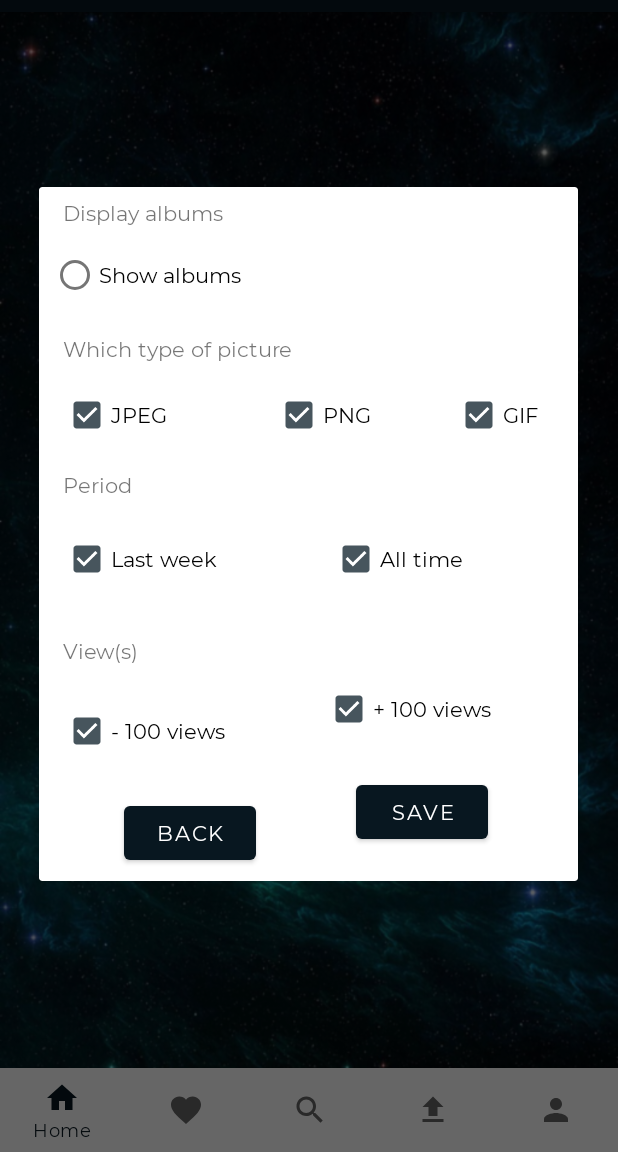
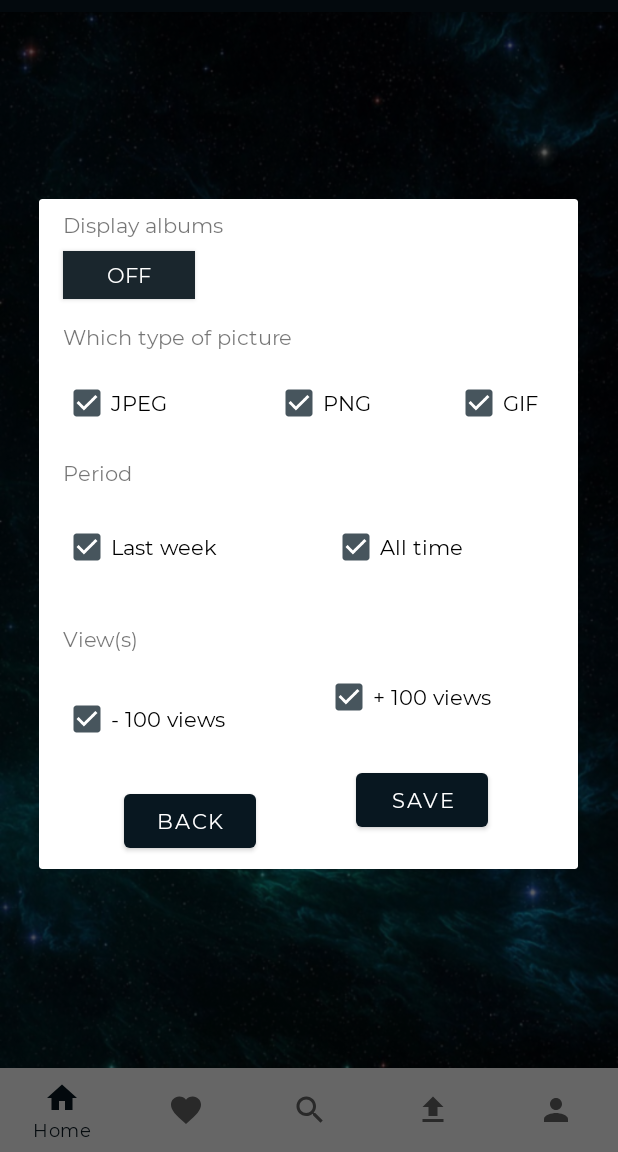
Before and after one commit to Flatot/Epicture, an Android app: the fragment HomeFragment placed in its activity, after a tap on an icon or button, on a phone screen of 412 x 824 dp, the part 84-1236 px from its top. Run offline under Robolectric (Android 15) with nearby library versions, the phone set to English and light mode, and no system bars; our stand-ins replace Picasso; libraries missing offline, so code that uses them is left out: android.support.asynclayoutinflater; pictures from the network do not load; 7 statements that could not run were skipped.

Commit message:
Albums toggle and refresh when is true and is swap

```diff
--- a/app/src/main/java/com/epitech/flatot/epicture/Views/FragmentBottom/TabLayoutHome/HomeFragment.kt
+++ b/app/src/main/java/com/epitech/flatot/epicture/Views/FragmentBottom/TabLayoutHome/HomeFragment.kt
@@ -257,7 +257,14 @@ class HomeFragment : Fragment(), Callback<ImgurInterface.Result> {
 
     override fun onCreateView(inflater: LayoutInflater, container: ViewGroup?, savedInstanceState: Bundle?): View? {
         val rootView = inflater!!.inflate(R.layout.fragment_home, container, false)
-        if (items != null && items!!.isNotEmpty())
+        if (bool_album && albums_items != null && albums_items!!.isNotEmpty())
+        {
+            val layoutManager = LinearLayoutManager(context) //StaggeredGridLayoutManager(1, StaggeredGridLayoutManager.VERTICAL)
+            rootView.HomeRecyclerView.layoutManager = layoutManager
+            val adapter = SearchAdapter(rootView.HomeRecyclerView, arguments?.getString("access_token")!!, context!!, albums_items!!)
+            rootView.HomeRecyclerView.adapter = adapter
+        }
+        else if (items != null && items!!.isNotEmpty())
         {
             val layoutManager = LinearLayoutManager(context) //StaggeredGridLayoutManager(2, StaggeredGridLayoutManager.VERTICAL)
 
--- a/app/src/main/res/layout/dialog_filters.xml
+++ b/app/src/main/res/layout/dialog_filters.xml
@@ -16,14 +16,15 @@
         app:layout_constraintStart_toStartOf="parent"
         app:layout_constraintTop_toTopOf="parent" />
 
-    <RadioButton
+    <ToggleButton
         android:id="@+id/radio_album"
         android:layout_width="wrap_content"
-        android:layout_height="wrap_content"
-        android:layout_marginStart="8dp"
-        android:layout_marginLeft="8dp"
+        android:layout_height="32dp"
+        android:layout_marginStart="16dp"
+        android:layout_marginLeft="16dp"
         android:layout_marginTop="8dp"
-        android:text="@string/show_albums"
+        android:textColor="@color/colorWhite"
+        android:background="@color/colorPrimaryDark"
         app:layout_constraintStart_toStartOf="parent"
         app:layout_constraintTop_toBottomOf="@+id/albums" />
 
```
